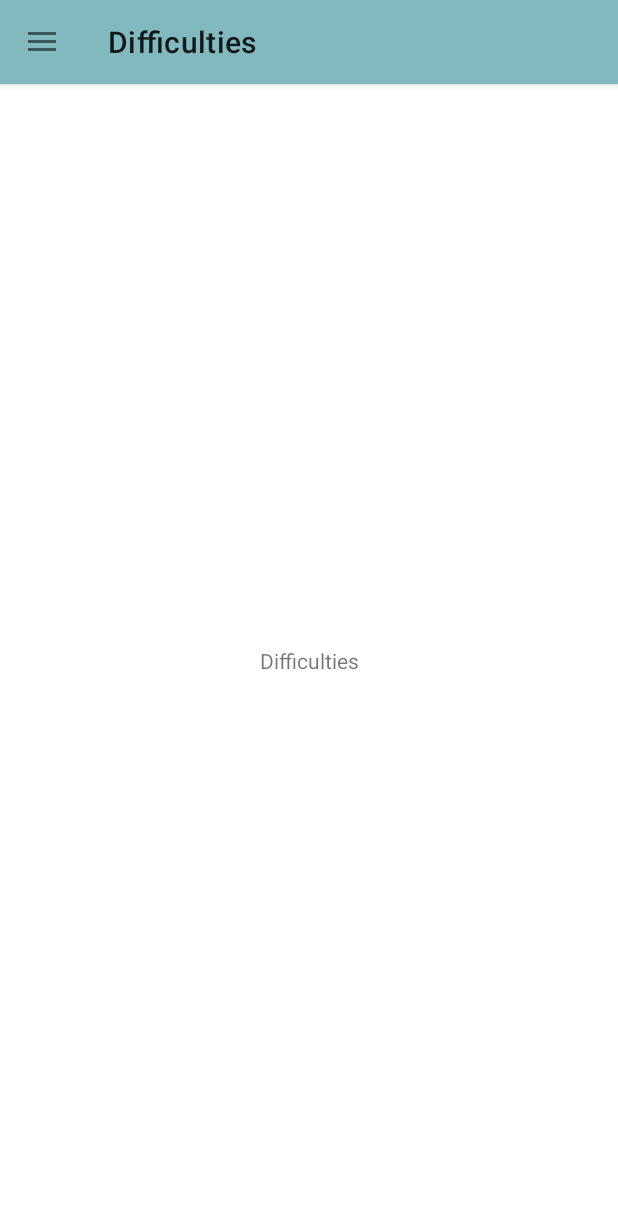
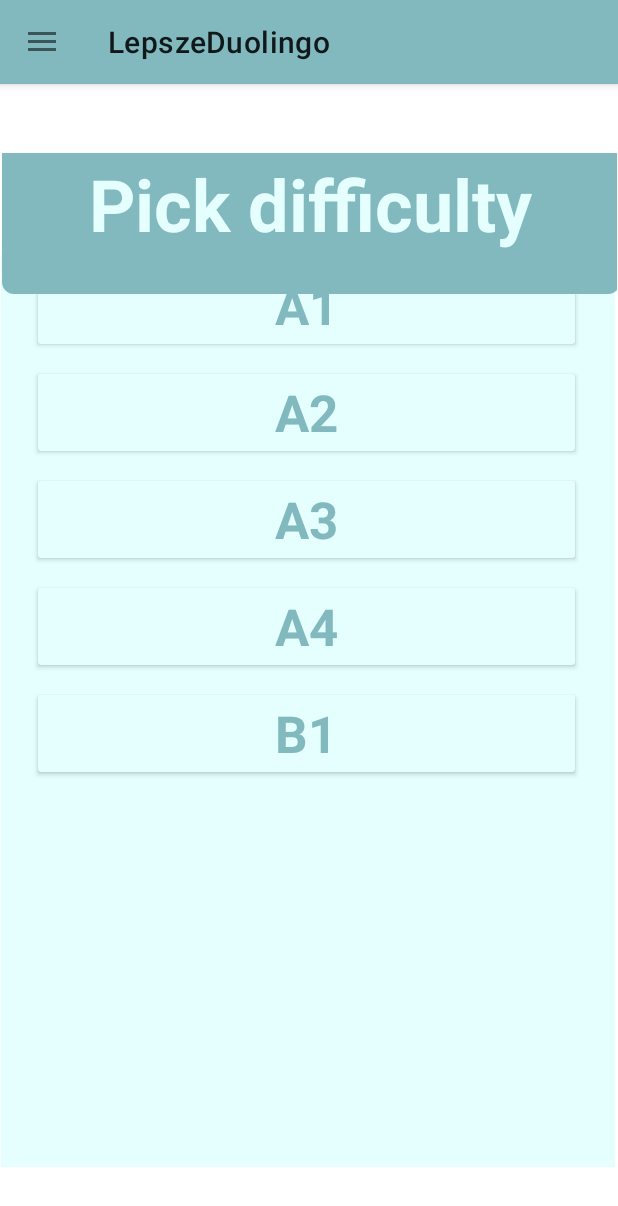
Before and after one commit to Rav2408/LepszeDuolingo, an Android app: the DifficultiesActivity screen opened directly, with no data from a screen before it, in the side drawer, after a tap on "Difficulties", on a phone screen of 412 x 824 dp. Shown: the top 1206 px of the screen. Run offline under Robolectric (Android 15) with nearby library versions, the phone set to English and light mode, and no system bars; network calls fail.

Commit message:
added difficulty recycler view

```diff
--- a/app/src/main/java/pl/edu/pb/lepszeduolingo/DrawerMainActivity.java
+++ b/app/src/main/java/pl/edu/pb/lepszeduolingo/DrawerMainActivity.java
@@ -42,7 +42,6 @@ public class DrawerMainActivity extends AppCompatActivity implements NavigationV
     @Override
     public boolean onNavigationItemSelected(@NonNull MenuItem item) {
         drawerLayout.closeDrawer(GravityCompat.START);
-        Log.d("Navigation", "Item clicked");
         switch(item.getItemId()){
             case R.id.nav_dictionary:
                 startActivity(new Intent(this, MainActivity.class));
--- a/app/src/main/java/pl/edu/pb/lepszeduolingo/MainActivity.java
+++ b/app/src/main/java/pl/edu/pb/lepszeduolingo/MainActivity.java
@@ -6,6 +6,7 @@ import android.content.Intent;
 import android.os.Bundle;
 import android.view.Menu;
 import android.view.MenuItem;
+import android.view.View;
 
 import androidx.appcompat.app.AppCompatActivity;
 import androidx.drawerlayout.widget.DrawerLayout;
@@ -34,7 +35,6 @@ public class MainActivity extends DrawerMainActivity {
 
         activityMainBinding = ActivityMainBinding.inflate(getLayoutInflater());
         setContentView(activityMainBinding.getRoot());
-        allocateActivityTitle("Main");
         // set dictionary fragment(home)
         if(findViewById(R.id.fragmentDictionary) != null){
             getSupportFragmentManager().beginTransaction().add(R.id.fragmentDictionary, new DictionaryFragment(), null).commit();
--- a/app/src/main/java/pl/edu/pb/lepszeduolingo/ui/dictionary/DictionaryFragment.java
+++ b/app/src/main/java/pl/edu/pb/lepszeduolingo/ui/dictionary/DictionaryFragment.java
@@ -30,7 +30,6 @@ public class DictionaryFragment extends Fragment implements Dict_RecyclerViewAda
     private FragmentDictionaryBinding binding;
     TextView unlockedView;
 
-    @SuppressLint("DefaultLocale")
     public View onCreateView(@NonNull LayoutInflater inflater,
                              ViewGroup container, Bundle savedInstanceState) {
         dictionaryViewModel =
@@ -39,8 +38,8 @@ public class DictionaryFragment extends Fragment implements Dict_RecyclerViewAda
         View root = binding.getRoot();
         // set unlocked header
         unlockedView = root.findViewById(R.id.unlocked);
-        String unlockedString = String.format("Unlocked %s / %s", String.valueOf(unlockedWords),
-                String.valueOf(allWords));
+        String unlockedString = String.format("Unlocked %s / %s", unlockedWords,
+                allWords);
         unlockedView.setText(unlockedString);
         // set recycler view
         RecyclerView recyclerView = root.findViewById(R.id.dictRecyclerView);
--- a/app/src/main/java/pl/edu/pb/lepszeduolingo/ui/difficulties/DifficultiesActivity.java
+++ b/app/src/main/java/pl/edu/pb/lepszeduolingo/ui/difficulties/DifficultiesActivity.java
@@ -1,22 +1,52 @@
 package pl.edu.pb.lepszeduolingo.ui.difficulties;
 
-import androidx.appcompat.app.AppCompatActivity;
+import static androidx.constraintlayout.helper.widget.MotionEffect.TAG;
 
+import androidx.recyclerview.widget.LinearLayoutManager;
+import androidx.recyclerview.widget.RecyclerView;
+
+import android.content.Intent;
 import android.os.Bundle;
+import android.util.Log;
+import android.view.View;
+
+import java.util.ArrayList;
 
 import pl.edu.pb.lepszeduolingo.DrawerMainActivity;
 import pl.edu.pb.lepszeduolingo.R;
 import pl.edu.pb.lepszeduolingo.databinding.ActivityDifficultiesBinding;
-import pl.edu.pb.lepszeduolingo.databinding.ActivityMainBinding;
+import pl.edu.pb.lepszeduolingo.ui.difficulty.DifficultyFragment;
+import pl.edu.pb.lepszeduolingo.ui.word.WordActivity;
 
-public class DifficultiesActivity extends DrawerMainActivity {
+public class DifficultiesActivity extends DrawerMainActivity implements DifficultiesRecyclerViewAdapter.onDifficultyListener{
     ActivityDifficultiesBinding activityDifficultiesBinding;
-
     @Override
     protected void onCreate(Bundle savedInstanceState) {
         super.onCreate(savedInstanceState);
         activityDifficultiesBinding = ActivityDifficultiesBinding.inflate(getLayoutInflater());
         setContentView(activityDifficultiesBinding.getRoot());
-        allocateActivityTitle("Difficulties");
+
+        // test data
+        ArrayList<String> difficultiesData = new ArrayList<>();
+        difficultiesData.add("A1");
+        difficultiesData.add("A2");
+        difficultiesData.add("A3");
+        difficultiesData.add("A4");
+        difficultiesData.add("B1");
+
+        RecyclerView recyclerView = findViewById(R.id.difficultiesRecyclerView);
+        DifficultiesRecyclerViewAdapter adapter = new DifficultiesRecyclerViewAdapter(this, difficultiesData, this);
+        recyclerView.setAdapter(adapter);
+        recyclerView.setLayoutManager(new LinearLayoutManager(this));
+    }
+
+    @Override
+    public void onDifficultyClick(int position) {
+/*        Intent intent = new Intent(this, DifficultyFragment.class);
+        Bundle bundle = new Bundle();
+        bundle.putInt("id", position);
+        intent.putExtras(bundle);
+        startActivity(intent);*/
+        Log.d("difficulty", String.format("difficulty: %2d", position));
     }
 }
--- /dev/null
+++ b/app/src/main/java/pl/edu/pb/lepszeduolingo/ui/difficulties/DifficultiesRecyclerViewAdapter.java
@@ -0,0 +1,60 @@
+package pl.edu.pb.lepszeduolingo.ui.difficulties;
+
+import android.content.Context;
+import android.content.res.Resources;
+import android.view.LayoutInflater;
+import android.view.View;
+import android.view.ViewGroup;
+import android.widget.PopupMenu;
+import android.widget.TextView;
+
+import androidx.recyclerview.widget.RecyclerView;
+
+import java.util.List;
+
+import pl.edu.pb.lepszeduolingo.R;
+
+public class DifficultiesRecyclerViewAdapter extends RecyclerView.Adapter<DifficultiesRecyclerViewAdapter.ViewHolder>{
+    private List<String> Data;
+    private Context context;
+    private onDifficultyListener onDifficultyListener;
+    DifficultiesRecyclerViewAdapter(Context context, List<String> data, onDifficultyListener onDifficultyListener) {
+        this.Data = data;
+        this.context = context;
+        this.onDifficultyListener = onDifficultyListener;
+    }
+    @Override
+    public ViewHolder onCreateViewHolder(ViewGroup parent, int viewType) {
+        LayoutInflater inflater = LayoutInflater.from(context);
+        View view = inflater.inflate(R.layout.difficulties_recycler_view_row, parent, false);
+        return new DifficultiesRecyclerViewAdapter.ViewHolder(view, onDifficultyListener);
+    }
+    // bind data
+    @Override
+    public void onBindViewHolder(ViewHolder holder, int position) {
+        String difficulties = Data.get(position);
+        holder.myTextView.setText(difficulties);
+    }
+    @Override
+    public int getItemCount() {
+        return Data.size();
+    }
+    public static class ViewHolder extends RecyclerView.ViewHolder implements View.OnClickListener {
+        TextView myTextView;
+        onDifficultyListener onDifficultyListener;
+        ViewHolder(View itemView, onDifficultyListener onDifficultyListener) {
+            super(itemView);
+            myTextView = itemView.findViewById(R.id.difficultiesText);
+            this.onDifficultyListener = onDifficultyListener;
+            itemView.setOnClickListener(this);
+        }
+
+        @Override
+        public void onClick(View view) {
+            onDifficultyListener.onDifficultyClick(getAdapterPosition());
+        }
+    }
+    public interface onDifficultyListener{
+        void onDifficultyClick(int position);
+    }
+}
--- a/app/src/main/res/layout/activity_difficulties.xml
+++ b/app/src/main/res/layout/activity_difficulties.xml
@@ -6,13 +6,48 @@
     android:layout_height="match_parent"
     tools:context=".ui.difficulties.DifficultiesActivity">
 
-    <TextView
-        android:id="@+id/textView2"
-        android:layout_width="wrap_content"
-        android:layout_height="wrap_content"
-        android:text="Difficulties"
+    <androidx.recyclerview.widget.RecyclerView
+        android:id="@+id/difficultiesRecyclerView"
+        android:layout_width="409dp"
+        android:layout_height="610dp"
+        android:background="@color/MainLight"
         app:layout_constraintBottom_toBottomOf="parent"
         app:layout_constraintEnd_toEndOf="parent"
+        app:layout_constraintHorizontal_bias="0.0"
         app:layout_constraintStart_toStartOf="parent"
-        app:layout_constraintTop_toTopOf="parent" />
+        app:layout_constraintTop_toTopOf="parent"
+        app:layout_constraintVertical_bias="1.0" />
+
+    <androidx.constraintlayout.widget.ConstraintLayout
+        android:layout_width="410dp"
+        android:layout_height="122dp"
+        app:layout_constraintBottom_toTopOf="@+id/difficultiesRecyclerView"
+        app:layout_constraintEnd_toEndOf="parent"
+        app:layout_constraintStart_toStartOf="parent"
+        app:layout_constraintTop_toTopOf="parent">
+
+        <ImageView
+            android:id="@+id/imageView2"
+            android:layout_width="412dp"
+            android:layout_height="120dp"
+            app:layout_constraintBottom_toBottomOf="parent"
+            app:layout_constraintEnd_toEndOf="parent"
+            app:layout_constraintHorizontal_bias="0.407"
+            app:layout_constraintStart_toStartOf="parent"
+            app:layout_constraintTop_toTopOf="parent"
+            app:srcCompat="@drawable/rectangle" />
+
+        <TextView
+            android:id="@+id/textView2"
+            android:layout_width="wrap_content"
+            android:layout_height="wrap_content"
+            android:text="Pick difficulty"
+            android:textColor="@color/MainLight"
+            android:textSize="48sp"
+            android:textStyle="bold"
+            app:layout_constraintBottom_toBottomOf="@+id/imageView2"
+            app:layout_constraintEnd_toEndOf="@+id/imageView2"
+            app:layout_constraintStart_toStartOf="parent"
+            app:layout_constraintTop_toTopOf="parent" />
+    </androidx.constraintlayout.widget.ConstraintLayout>
 </androidx.constraintlayout.widget.ConstraintLayout>
--- /dev/null
+++ b/app/src/main/res/layout/difficulties_recycler_view_row.xml
@@ -0,0 +1,41 @@
+<?xml version="1.0" encoding="utf-8"?>
+<androidx.constraintlayout.widget.ConstraintLayout xmlns:android="http://schemas.android.com/apk/res/android"
+    xmlns:app="http://schemas.android.com/apk/res-auto"
+    android:layout_width="match_parent"
+    android:layout_height="wrap_content">
+
+    <androidx.cardview.widget.CardView
+        android:layout_width="358dp"
+        android:layout_height="wrap_content"
+        android:layout_marginTop="10dp"
+        android:layout_marginBottom="10dp"
+        app:cardBackgroundColor="@color/MainLight"
+        app:layout_constraintBottom_toBottomOf="parent"
+        app:layout_constraintEnd_toEndOf="parent"
+        app:layout_constraintHorizontal_bias="0.48"
+        app:layout_constraintStart_toStartOf="parent"
+        app:layout_constraintTop_toTopOf="parent"
+        app:layout_constraintVertical_bias="0.499">
+
+        <androidx.constraintlayout.widget.ConstraintLayout
+            android:layout_width="match_parent"
+            android:layout_height="match_parent">
+
+            <TextView
+                android:id="@+id/difficultiesText"
+                android:layout_width="239dp"
+                android:layout_height="51dp"
+                android:gravity="center"
+                android:text="@string/difficulties"
+                android:textAlignment="center"
+                android:textColor="@color/MainDark"
+                android:textSize="34sp"
+                android:textStyle="bold"
+                app:layout_constraintBottom_toBottomOf="parent"
+                app:layout_constraintEnd_toEndOf="parent"
+                app:layout_constraintStart_toStartOf="parent"
+                app:layout_constraintTop_toTopOf="parent" />
+        </androidx.constraintlayout.widget.ConstraintLayout>
+    </androidx.cardview.widget.CardView>
+
+</androidx.constraintlayout.widget.ConstraintLayout>
--- a/app/src/main/res/values/strings.xml
+++ b/app/src/main/res/values/strings.xml
@@ -8,8 +8,9 @@
     <string name="action_logout">Log out</string>
 
     <string name="menu_dictionary">Dictionary</string>
-    <string name="menu_level">Difficulty %1$d</string>
     <string name="menu_logout">Log out</string>
+
+    <string name="difficulties">Difficulty</string>
 
     <string name="menu_drawer_open">Open</string>
     <string name="menu_drawer_close">Close</string>
```
